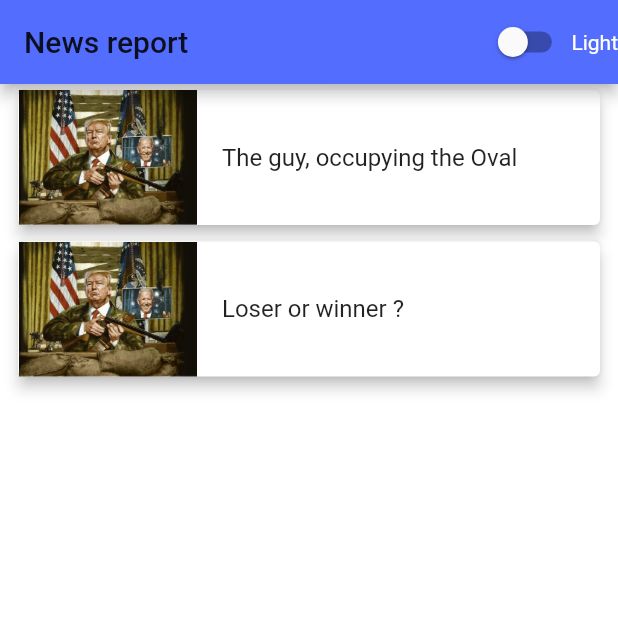
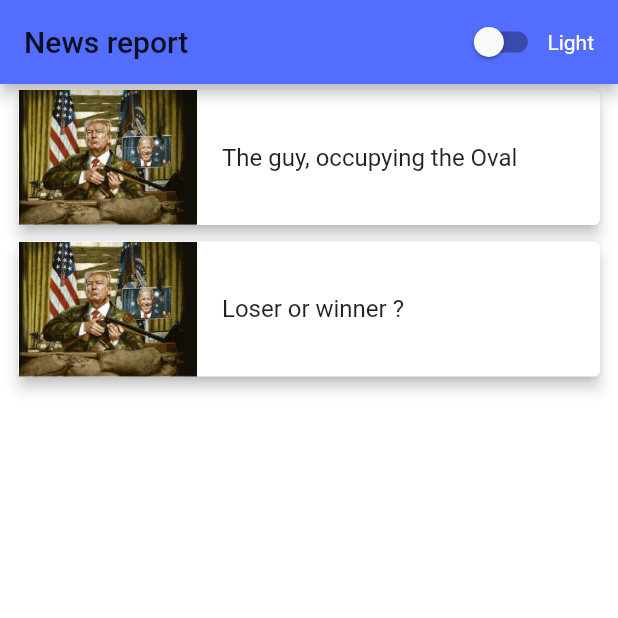
Before and after one commit to XinyueZ/compose-lambda, a Flutter app: the screen it shows after launch, on a phone screen of 412 x 824 dp, the top half of it. Run offline on Flutter 3.47's test engine with Material 2 defaults, Android fonts, the phone set to English and light mode, and no system bars.

Commit message:
Flutter UI minor on switch spacing to right

```diff
--- a/flutter/lib/pages/app_bar.dart
+++ b/flutter/lib/pages/app_bar.dart
@@ -40,7 +40,8 @@ class TopAppBar extends AppBar {
           listen: true,
         ).isDark
             ? "Dark"
-            : "Light")
+            : "Light"),
+        const SizedBox(width: 16),
       ],
     );
   }
```
